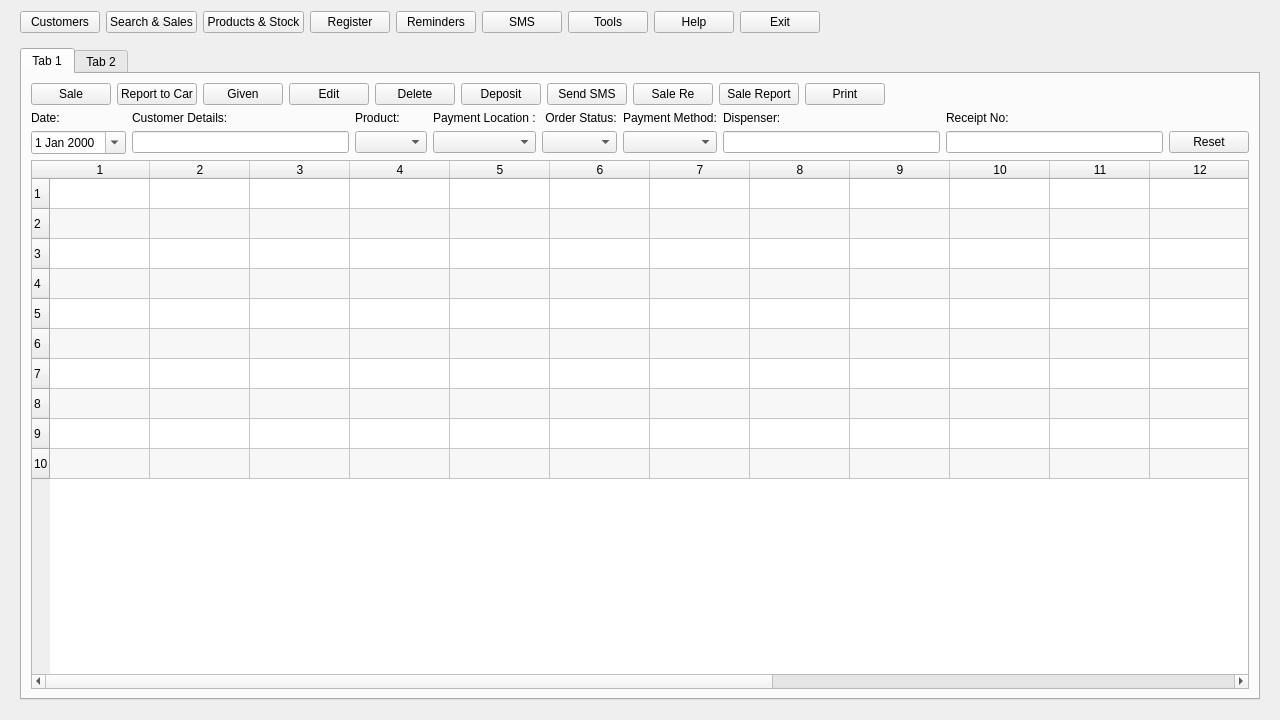
Above: h2open/form.ui from OrhanYigitDurmaz/h2open-desktop before the change. Below: the same form after it.
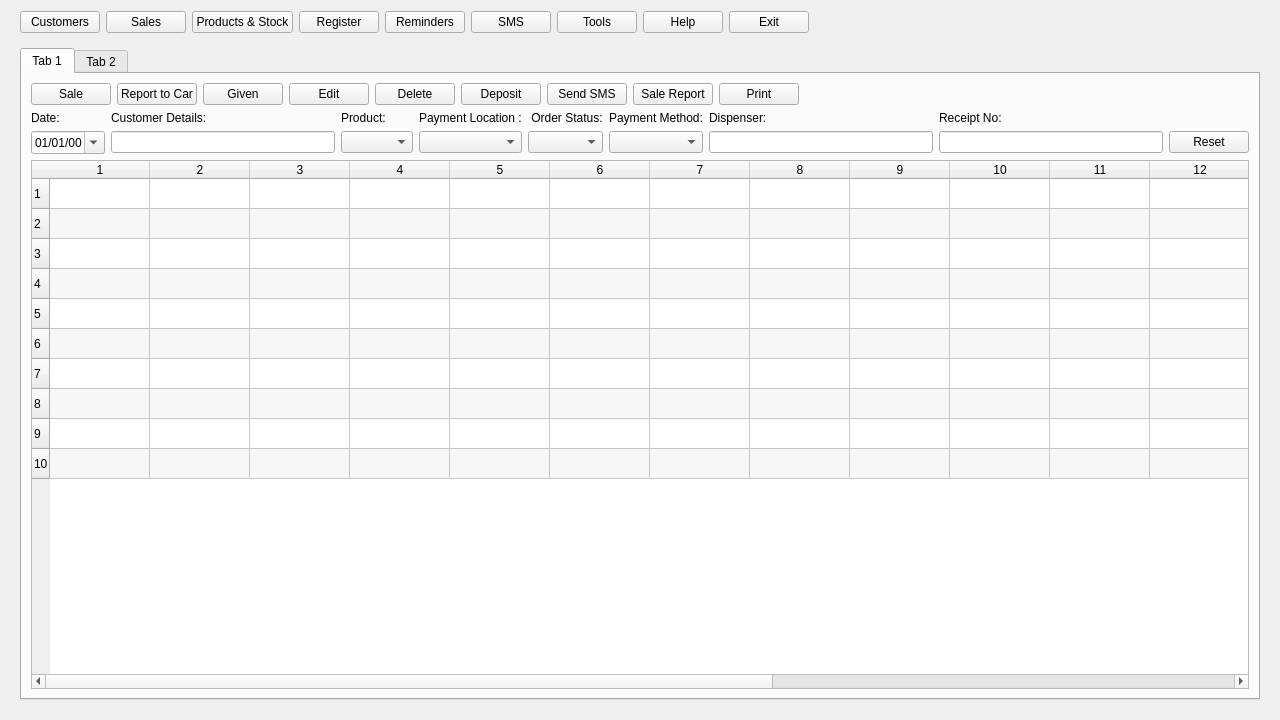
That is the form after the change. Icons and pictures are not drawn.

```diff
--- a/h2open/form.ui
+++ b/h2open/form.ui
@@ -103,13 +103,6 @@
                </property>
               </widget>
              </item>
-             <item>
-              <widget class="QPushButton" name="pushButton_75">
-               <property name="text">
-                <string>Sale Re</string>
-               </property>
-              </widget>
-             </item>
              <item>
               <widget class="QPushButton" name="pushButton_76">
                <property name="text">
@@ -209,6 +202,12 @@
              </item>
              <item row="1" column="0">
               <widget class="QDateEdit" name="dateEdit">
+               <property name="locale">
+                <locale language="English" country="UnitedStates"/>
+               </property>
+               <property name="displayFormat">
+                <string>dd/MM/yy</string>
+               </property>
                <property name="calendarPopup">
                 <bool>true</bool>
                </property>
@@ -347,7 +346,7 @@
         </font>
        </property>
        <property name="text">
-        <string>Search &amp;&amp; Sales</string>
+        <string>Sales</string>
        </property>
       </widget>
      </item>
```
